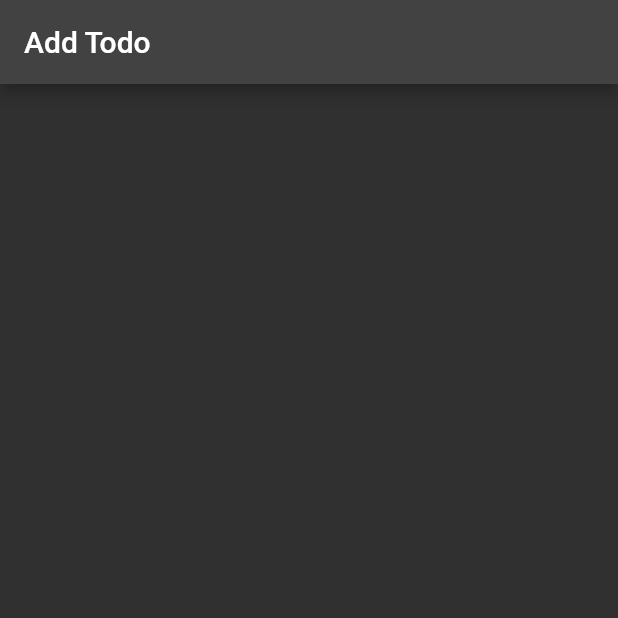
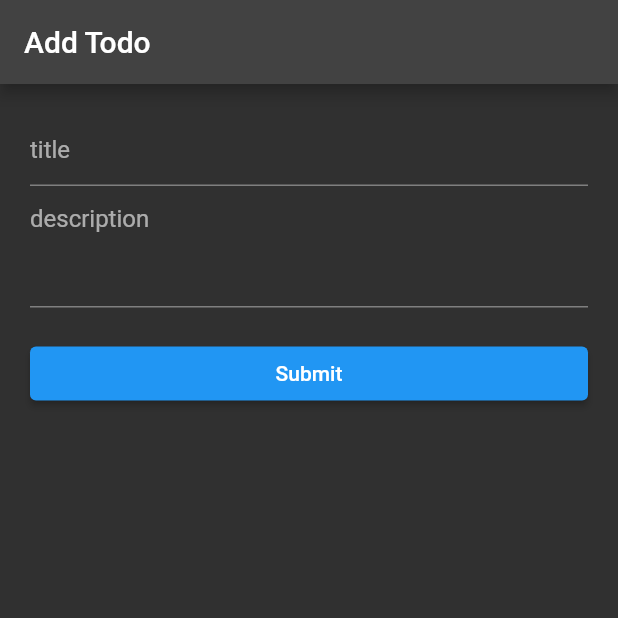
Before and after one commit to kangsudal/todo_app_202209, a Flutter app: the AddTodoPage screen opened directly, on a phone screen of 412 x 824 dp, the top half of it. Run offline on Flutter 3.47's test engine with Material 2 defaults, Android fonts, the phone set to English and light mode, and no system bars.

```diff
--- a/lib/screen/add_todo.dart
+++ b/lib/screen/add_todo.dart
@@ -8,12 +8,51 @@ class AddTodoPage extends StatefulWidget {
 }
 
 class _AddTodoPageState extends State<AddTodoPage> {
+  TextEditingController titleController = TextEditingController();
+  TextEditingController descriptionController = TextEditingController();
+
   @override
   Widget build(BuildContext context) {
     return Scaffold(
       appBar: AppBar(
         title: Text("Add Todo"),
       ),
+      body: ListView(
+        padding: EdgeInsets.all(20),
+        children: [
+          TextField(
+            controller: titleController,
+            decoration: InputDecoration(hintText: 'title'),
+          ),
+          TextField(
+            controller: descriptionController,
+            decoration: InputDecoration(hintText: 'description'),
+            maxLines: 8,
+            minLines: 3,
+            // keyboardType: TextInputType.multiline,
+          ),
+          SizedBox(
+            height: 20,
+          ),
+          ElevatedButton(
+            onPressed: () {},
+            child: Text('Submit'),
+          ),
+        ],
+      ),
     );
   }
+
+  void submitData() {
+    //get the data from form
+    final title = titleController.text;
+    final description = descriptionController.text;
+    final body = {
+      "title": title,
+      "description": description,
+      "is_completed": false
+    };
+    //submit data to the server
+    //show success or fail based on status
+  }
 }
```
